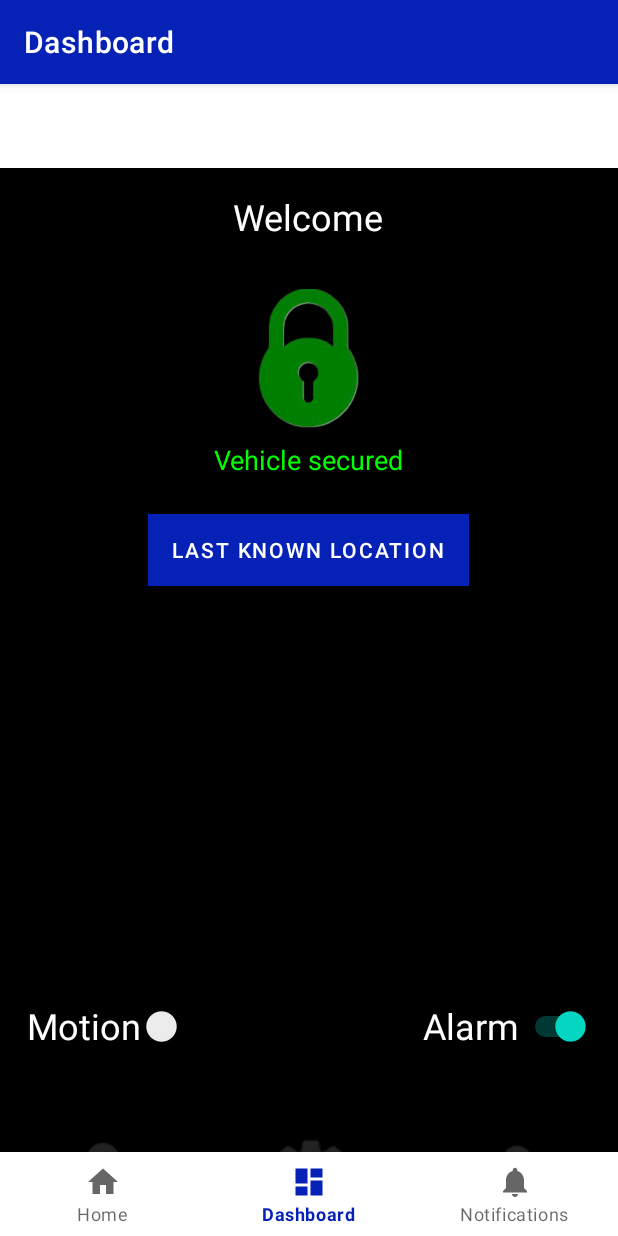
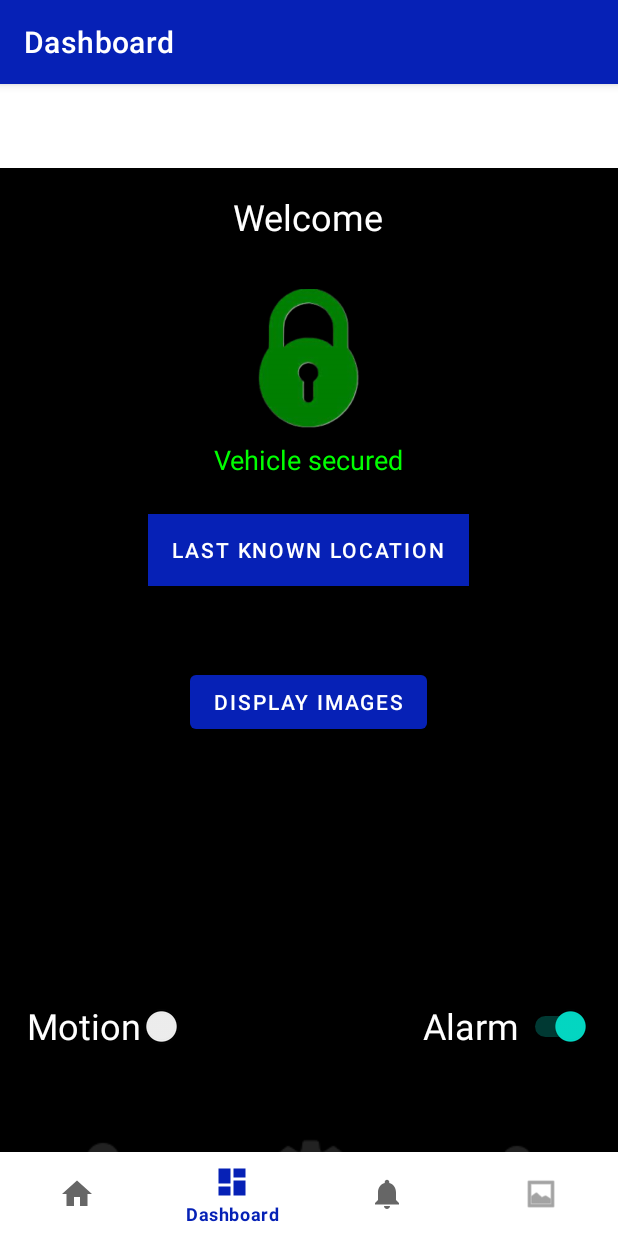
Before and after one commit to Yashraj-Rathore/Application, an Android app: the DashboardFragment screen opened through its navigation route, on a phone screen of 412 x 824 dp. Run offline under Robolectric (Android 15) with nearby library versions, the phone set to English and light mode, and no system bars; our stand-ins replace Firebase (no records; nobody signed in at launch, a user with empty details on screens opened directly), navigation-ui; libraries missing offline, so code that uses them is left out: org.checkerframework.checker.

Commit message:
proj 4000

```diff
--- a/app/src/main/java/com/example/myapplication/ui/dashboard/DashboardFragment.java
+++ b/app/src/main/java/com/example/myapplication/ui/dashboard/DashboardFragment.java
@@ -1,9 +1,15 @@
 package com.example.myapplication.ui.dashboard;
 
+import android.content.Intent;
+import android.net.Uri;
 import android.os.Bundle;
+import android.util.Log;
 import android.view.LayoutInflater;
 import android.view.View;
 import android.view.ViewGroup;
+import android.widget.BaseAdapter;
+import android.widget.Button;
+import android.widget.GridView;
 import android.widget.Switch;
 import android.widget.TextView;
 
@@ -14,8 +20,17 @@ import androidx.lifecycle.ViewModelProvider;
 
 import com.example.antitheft.R;
 import com.example.antitheft.databinding.FragmentDashboardBinding;
+import com.example.myapplication.ui.gallery.ImageAdapter;
+import com.google.android.gms.tasks.OnFailureListener;
+import com.google.firebase.database.DataSnapshot;
+import com.google.firebase.database.DatabaseError;
 import com.google.firebase.database.DatabaseReference;
 import com.google.firebase.database.FirebaseDatabase;
+import com.google.firebase.database.ValueEventListener;
+import com.google.firebase.storage.FirebaseStorage;
+import com.google.firebase.storage.StorageReference;
+
+import java.util.ArrayList;
 
 public class DashboardFragment extends Fragment {
 
@@ -24,6 +39,8 @@ public class DashboardFragment extends Fragment {
     private static final int PERMISSIONS_REQUEST_READ_EXTERNAL_STORAGE = 1;
     private static final int PERMISSIONS_REQUEST_MANAGE_STORAGE = 2;
     private Switch alarmSwitch;
+    private ArrayList<Uri> imageUrls = new  ArrayList<>();
+    private ImageAdapter imageAdapter;
 
     public View onCreateView(@NonNull LayoutInflater inflater,
                              ViewGroup container, Bundle savedInstanceState) {
@@ -43,15 +60,75 @@ public class DashboardFragment extends Fragment {
     public void onViewCreated(@NonNull View view, @Nullable Bundle savedInstanceState) {
         super.onViewCreated(view, savedInstanceState);
 
+
+
         // Initialize your Switch here and set its listener
         alarmSwitch = view.findViewById(R.id.lockSwitch);
         if (alarmSwitch != null) {
+            // Read the current state from the database and update the switch state
+            FirebaseDatabase database = FirebaseDatabase.getInstance();
+            DatabaseReference myRef = database.getReference("alarm");
+            myRef.addValueEventListener(new ValueEventListener() {
+                @Override
+                public void onDataChange(@NonNull DataSnapshot dataSnapshot) {
+                    if (dataSnapshot.exists()) {
+                        String status = dataSnapshot.getValue(String.class);
+                        boolean isOn = "ON".equals(status);
+                        alarmSwitch.setChecked(isOn); // This will update the switch state without triggering the listener
+
+                        // Remove this listener after retrieving the initial state to avoid unnecessary database reads
+                        myRef.removeEventListener(this);
+                    }
+                }
+
+                @Override
+                public void onCancelled(@NonNull DatabaseError databaseError) {
+                    Log.w("DashboardFragment", "Failed to read value.", databaseError.toException());
+                }
+            });
+
+            // Set the listener for the switch
             alarmSwitch.setOnCheckedChangeListener((buttonView, isChecked) -> {
                 // Handle switch change
                 updateDatabase(isChecked ? "ON" : "OFF");
             });
         }
     }
+
+
+
+    private void retrieveAndDisplayImages(GridView gridView) {
+        FirebaseStorage storage = FirebaseStorage.getInstance();
+        StorageReference listRef = storage.getReference().child("images/"); // 'images/' is the folder name in Firebase Storage
+
+        listRef.listAll()
+                .addOnSuccessListener(listResult -> {
+                    for (StorageReference item : listResult.getItems()) {
+                        // Only consider JPEG images
+                        if(item.getName().endsWith(".jpg")) {
+                            item.getDownloadUrl().addOnSuccessListener(uri -> {
+                                // Add the URI to your list and notify the adapter
+                                imageUrls.add(uri);
+                                BaseAdapter adapter = (BaseAdapter) gridView.getAdapter();
+                                if (adapter != null) {
+                                    adapter.notifyDataSetChanged();
+                                }
+                            });
+                        }
+                    }
+                })
+                .addOnFailureListener(new OnFailureListener() {
+                    @Override
+                    public void onFailure(@NonNull Exception e) {
+                        // Handle any errors
+                    }
+                });
+
+
+
+
+    }
+
 
     private void updateDatabase(String status) {
         FirebaseDatabase database = FirebaseDatabase.getInstance();
@@ -60,7 +137,6 @@ public class DashboardFragment extends Fragment {
     }
 
 
-
     @Override
     public void onDestroyView() {
         super.onDestroyView();
--- a/app/src/main/res/layout/activity_main.xml
+++ b/app/src/main/res/layout/activity_main.xml
@@ -31,4 +31,6 @@
         app:layout_constraintTop_toTopOf="parent"
         app:navGraph="@navigation/mobile_navigation" />
 
+
+
 </androidx.constraintlayout.widget.ConstraintLayout>
--- a/app/src/main/res/layout/fragment_dashboard.xml
+++ b/app/src/main/res/layout/fragment_dashboard.xml
@@ -68,17 +68,28 @@
         android:textColor="#FFF" />
 
     <!-- Camera and Location Icons -->
-    <LinearLayout
-        android:id="@+id/cameraLocationLayout"
+
+    <Button
+        android:id="@+id/btnDisplayImages"
+        android:layout_width="wrap_content"
+        android:layout_height="wrap_content"
+        android:layout_centerInParent="true"
+        android:layout_marginTop="170dp"
+        android:paddingLeft="16dp"
+        android:paddingRight="16dp"
+        android:text="Display Images"
+        android:textColor="#FFF" />
+
+    <GridView
+        android:id="@+id/gridView"
         android:layout_width="match_parent"
-        android:layout_height="wrap_content"
-        android:layout_marginBottom="200dp"
-    android:orientation="horizontal"
-    android:gravity="center"
-    android:layout_above="@+id/bottomButtonBar">
-
-
-    </LinearLayout>
+        android:layout_height="match_parent"
+        android:layout_below="@id/btnDisplayImages"
+        android:numColumns="auto_fit"
+        android:horizontalSpacing="10dp"
+        android:verticalSpacing="10dp"
+        android:padding="10dp"
+        android:stretchMode="columnWidth" />
 
 
     <LinearLayout
--- a/app/src/main/res/menu/bottom_nav_menu.xml
+++ b/app/src/main/res/menu/bottom_nav_menu.xml
@@ -16,4 +16,9 @@
         android:icon="@drawable/ic_notifications_black_24dp"
         android:title="@string/title_notifications" />
 
+    <item
+        android:id="@+id/navigation_gallery"
+        android:icon="@android:drawable/ic_menu_gallery"
+        android:title="@string/title_gallery" />
+
 </menu>
--- a/app/src/main/res/values/strings.xml
+++ b/app/src/main/res/values/strings.xml
@@ -3,6 +3,7 @@
     <string name="title_home">Home</string>
     <string name="title_dashboard">Dashboard</string>
     <string name="title_notifications">Notifications</string>
+    <string name="title_gallery">gallery</string>
     <string name="lock_status">Lock Status</string>
     <string name="camera">Camera</string>
     <string name="location">Location</string>
```
Also changed, not shown: app/build.gradle.kts (+6 -1 lines), app/src/main/java/com/example/myapplication/MainActivity.java (+11 -0 lines), app/src/main/java/com/example/myapplication/ui/gallery/DataClass.java (added, +24 -0 lines), app/src/main/java/com/example/myapplication/ui/gallery/FullScreenImageActivity.java (added, +22 -0 lines), app/src/main/java/com/example/myapplication/ui/gallery/ImageAdapter.java (added, +75 -0 lines), app/src/main/java/com/example/myapplication/ui/gallery/galleryFragment.java (added, +116 -0 lines), app/src/main/java/com/example/myapplication/ui/gallery/galleryViewModel.java (added, +18 -0 lines), app/src/main/res/layout/activity_fullscreen_image.xml (added, +12 -0 lines), app/src/main/res/layout/activity_gallery.xml (added, +19 -0 lines), app/src/main/res/layout/item_image.xml (added, +27 -0 lines).
